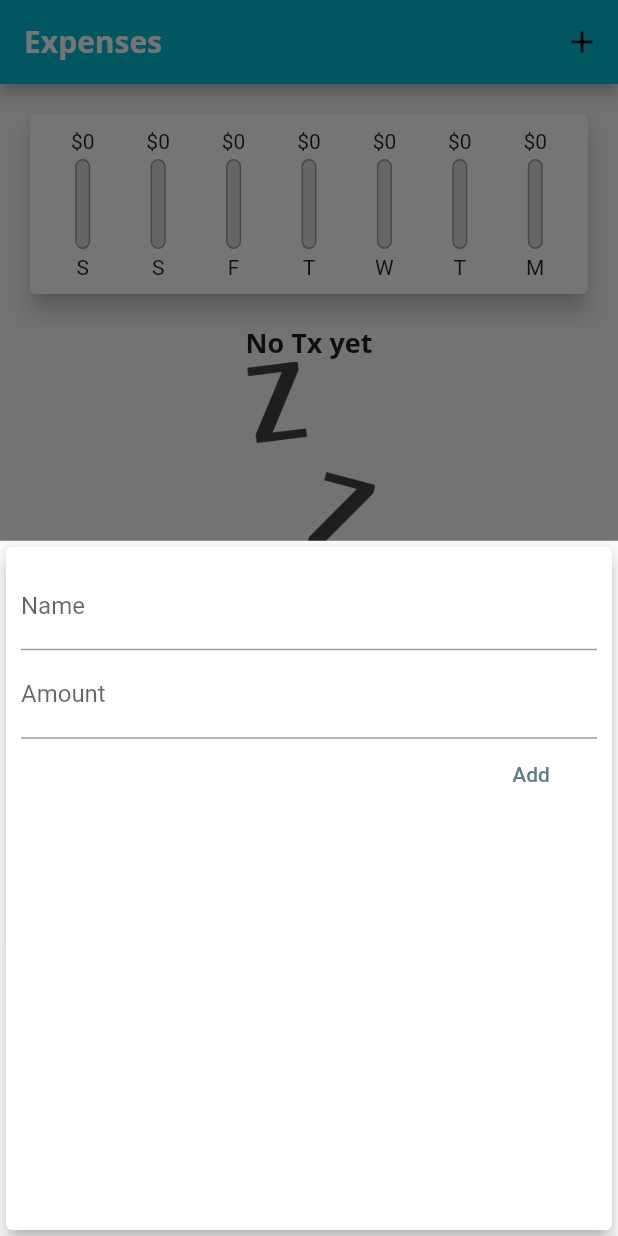
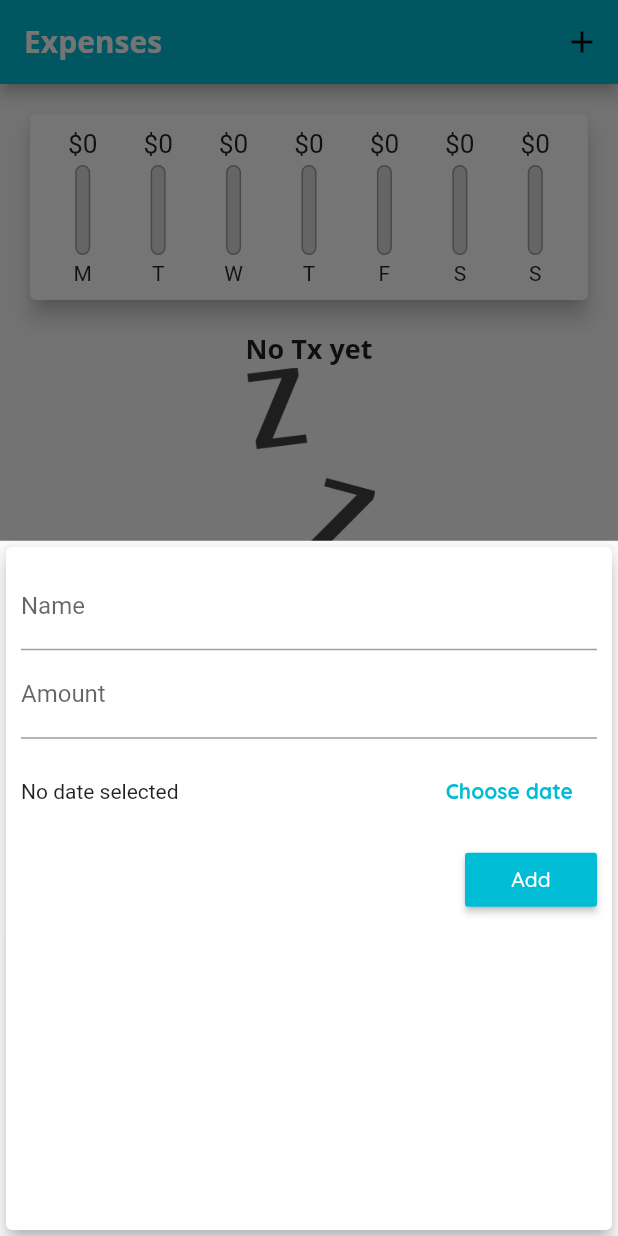
Before and after one commit to elJamesSnz/weekly_expenses, a Flutter app: the screen it shows after launch, after a tap on the "add" icon, on a phone screen of 412 x 824 dp. Run offline on Flutter 3.47's test engine with Material 2 defaults, Android fonts, the phone set to English and light mode, and no system bars.

Commit message:
Datepicker
The app now shows the Datepicker build into flutter. Date validations added
The app now saves txs using the Date picked as param

```diff
--- a/lib/main.dart
+++ b/lib/main.dart
@@ -24,7 +24,8 @@ class MyApp extends StatelessWidget {
               headline6: TextStyle(
                   fontFamily: 'OpenSans',
                   fontSize: 18,
-                  fontWeight: FontWeight.bold)),
+                  fontWeight: FontWeight.bold),
+              button: TextStyle(color: Colors.white)),
           appBarTheme: AppBarTheme(
               titleTextStyle: TextStyle(
                   fontFamily: 'OpenSans',
@@ -52,12 +53,9 @@ class _HomePageState extends State<HomePage> {
     }).toList();
   }
 
-  void _addNewTx(String name, double amount) {
+  void _addNewTx(String name, double amount, DateTime date) {
     final newTx = Tx(
-        id: DateTime.now().toString(),
-        name: name,
-        amount: amount,
-        date: DateTime.now());
+        id: DateTime.now().toString(), name: name, amount: amount, date: date);
     setState(() {
       //adding the element into the list
       _listTxs.add(newTx);
--- a/lib/widgets/add_txs.dart
+++ b/lib/widgets/add_txs.dart
@@ -1,4 +1,5 @@
 import 'package:flutter/material.dart';
+import 'package:intl/intl.dart';
 
 class AddTxs extends StatefulWidget {
   final Function addNewTx;
@@ -11,22 +12,47 @@ class AddTxs extends StatefulWidget {
 }
 
 class _AddTxsState extends State<AddTxs> {
-  final nameController = TextEditingController();
+  final _nameController = TextEditingController();
 
-  final amountController = TextEditingController();
+  final _amountController = TextEditingController();
 
-  void submit() {
-    final inputName = nameController.text;
-    final inputAmount = double.parse(amountController.text);
+  DateTime? _date;
 
-    if (inputName.isEmpty || inputAmount <= 0)
+  void _submit() {
+    if (_amountController.text.isEmpty) {
+      //to prevent parse error of non parsable null values
+      return;
+    }
+
+    final inputName = _nameController.text;
+    final inputAmount = double.parse(_amountController.text);
+
+    if (inputName.isEmpty || inputAmount <= 0 || _date == null)
       return;
     else
       //widget. recovers the Function received from the class into the State class
-      widget.addNewTx(nameController.text, double.parse(amountController.text));
+      widget.addNewTx(inputName, inputAmount, _date);
 
     //Navigator's pop method to close the topmost screen displayed.
     Navigator.of(context).pop();
+  }
+
+  void _DatePicker() {
+    showDatePicker(
+            context: context,
+            initialDate: DateTime.now(),
+            firstDate: DateTime(2019),
+            lastDate: DateTime.now())
+        .then((date) {
+      //if user select cancel, date is null
+      if (date == null) {
+        return;
+      } else {
+        setState(() {
+          _date = date;
+        });
+      }
+    });
   }
 
   @override
@@ -38,19 +64,39 @@ class _AddTxsState extends State<AddTxs> {
           child: Column(crossAxisAlignment: CrossAxisAlignment.end, children: [
             TextField(
               decoration: InputDecoration(labelText: 'Name'),
-              controller: nameController,
-              onSubmitted: (_) => submit(),
+              controller: _nameController,
+              onSubmitted: (_) => _submit(),
             ),
             TextField(
               decoration: InputDecoration(labelText: 'Amount'),
-              controller: amountController,
+              controller: _amountController,
               keyboardType: TextInputType.number,
-              onSubmitted: (_) => submit(),
+              onSubmitted: (_) => _submit(),
             ),
-            FlatButton(
-              onPressed: submit,
+            Container(
+              height: 70,
+              child: Row(
+                children: [
+                  Expanded(
+                    child: _date == null
+                        ? Text('No date selected')
+                        : Text('Date: ${DateFormat.yMd().format(_date!)}'),
+                  ),
+                  FlatButton(
+                      textColor: Theme.of(context).primaryColor,
+                      onPressed: _DatePicker,
+                      child: Text(
+                        'Choose date',
+                        style: TextStyle(fontWeight: FontWeight.bold),
+                      ))
+                ],
+              ),
+            ),
+            RaisedButton(
+              onPressed: _submit,
               child: Text('Add'),
-              textColor: Colors.blueGrey,
+              textColor: Theme.of(context).textTheme.button!.color,
+              color: Theme.of(context).primaryColor,
             )
           ])),
     );
--- a/lib/widgets/chart.dart
+++ b/lib/widgets/chart.dart
@@ -28,7 +28,7 @@ class Chart extends StatelessWidget {
         'day': DateFormat.E().format(weekDay).substring(0, 1),
         'amount': totalSum
       };
-    });
+    }).reversed.toList();
   }
 
   double get maxAmountSpent {
--- a/lib/widgets/chart_bar.dart
+++ b/lib/widgets/chart_bar.dart
@@ -16,7 +16,10 @@ class ChartBar extends StatelessWidget {
     return Column(
       children: [
         //FittedBox forces its child in available space and may shrink texts
-        FittedBox(child: Text('\$${spentAmount.toStringAsFixed(0)}')),
+        Container(
+            height: 20,
+            child:
+                FittedBox(child: Text('\$${spentAmount.toStringAsFixed(0)}'))),
         SizedBox(
           height: 4,
         ),
```
